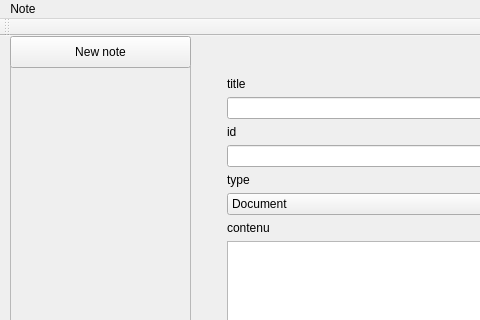
Above: PluriNotes/plurinotes.ui from guillaumejounel/PluriNotes before the change; both pictures show x 0 to 480 and y 0 to 320 of the 799 by 448 pixel window. Below: the same form after it.
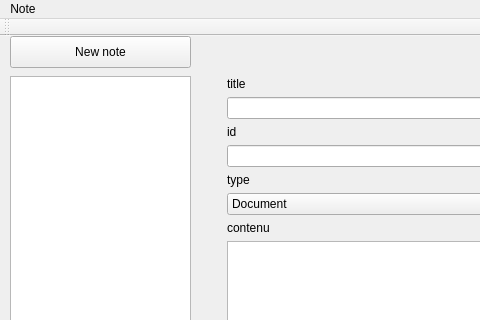
That is the form after the change.

Commit message: print of list of items

Diff of the .ui file:
```diff
--- a/PluriNotes/plurinotes.ui
+++ b/PluriNotes/plurinotes.ui
@@ -14,29 +14,6 @@
    <string>PluriNotes</string>
   </property>
   <widget class="QWidget" name="centralWidget">
-   <widget class="QScrollArea" name="scrollArea">
-    <property name="geometry">
-     <rect>
-      <x>10</x>
-      <y>30</y>
-      <width>181</width>
-      <height>351</height>
-     </rect>
-    </property>
-    <property name="widgetResizable">
-     <bool>true</bool>
-    </property>
-    <widget class="QWidget" name="scrollAreaWidgetContents">
-     <property name="geometry">
-      <rect>
-       <x>0</x>
-       <y>0</y>
-       <width>179</width>
-       <height>349</height>
-      </rect>
-     </property>
-    </widget>
-   </widget>
    <widget class="QPushButton" name="newNote">
     <property name="geometry">
      <rect>
@@ -145,6 +122,16 @@
      <string/>
     </property>
    </widget>
+   <widget class="QListWidget" name="listWidget">
+    <property name="geometry">
+     <rect>
+      <x>10</x>
+      <y>40</y>
+      <width>181</width>
+      <height>341</height>
+     </rect>
+    </property>
+   </widget>
   </widget>
   <widget class="QMenuBar" name="menuBar">
    <property name="geometry">
```
Left out of the diff: 2 changed lines with no effect on the pictures. The commit also changes 10 other files.
